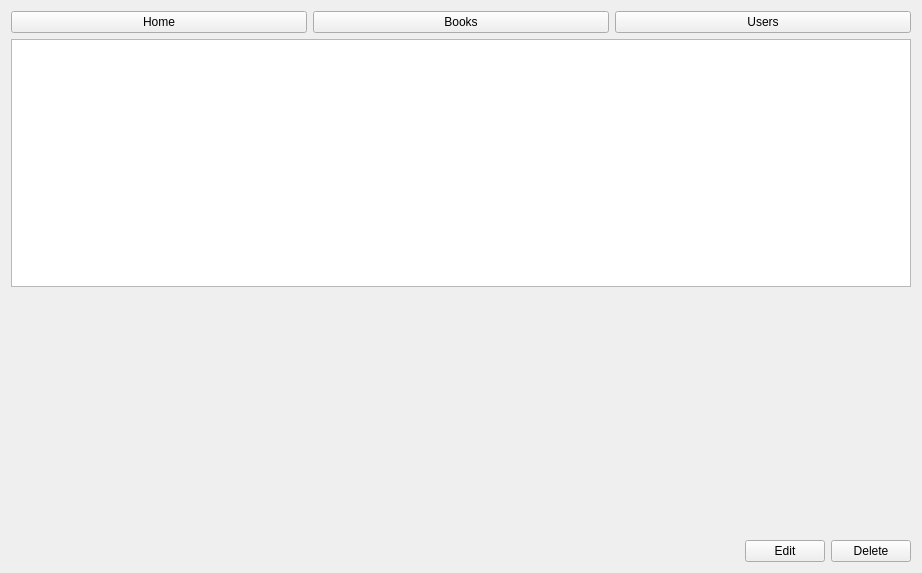
Before: the Qt Designer form ui/qt/HomePage.ui in IwanIDev/cs-unit5, drawn with Qt 5.
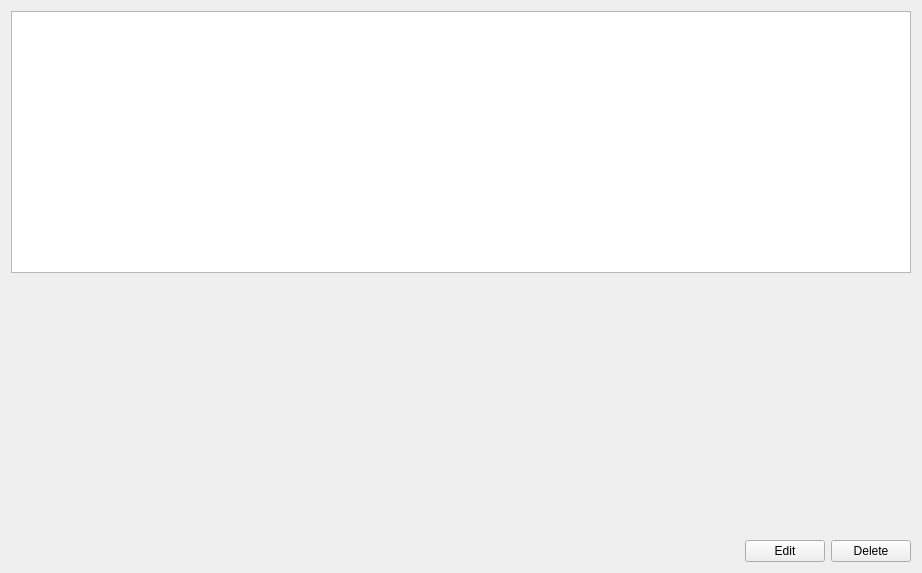
After: the same form once the commit is applied.

Commit message: Switched to using a QTabWidget to make adding screens simpler.

```diff
--- a/ui/qt/HomePage.ui
+++ b/ui/qt/HomePage.ui
@@ -14,31 +14,6 @@
    <string>Form</string>
   </property>
   <layout class="QVBoxLayout" name="verticalLayout">
-   <item>
-    <layout class="QHBoxLayout" name="horizontalLayout">
-     <item>
-      <widget class="QPushButton" name="homeButton">
-       <property name="text">
-        <string>Home</string>
-       </property>
-      </widget>
-     </item>
-     <item>
-      <widget class="QPushButton" name="booksButton">
-       <property name="text">
-        <string>Books</string>
-       </property>
-      </widget>
-     </item>
-     <item>
-      <widget class="QPushButton" name="usersButton">
-       <property name="text">
-        <string>Users</string>
-       </property>
-      </widget>
-     </item>
-    </layout>
-   </item>
    <item>
     <widget class="QListWidget" name="listWidget"/>
    </item>
```
The commit also changes 7 other files.
